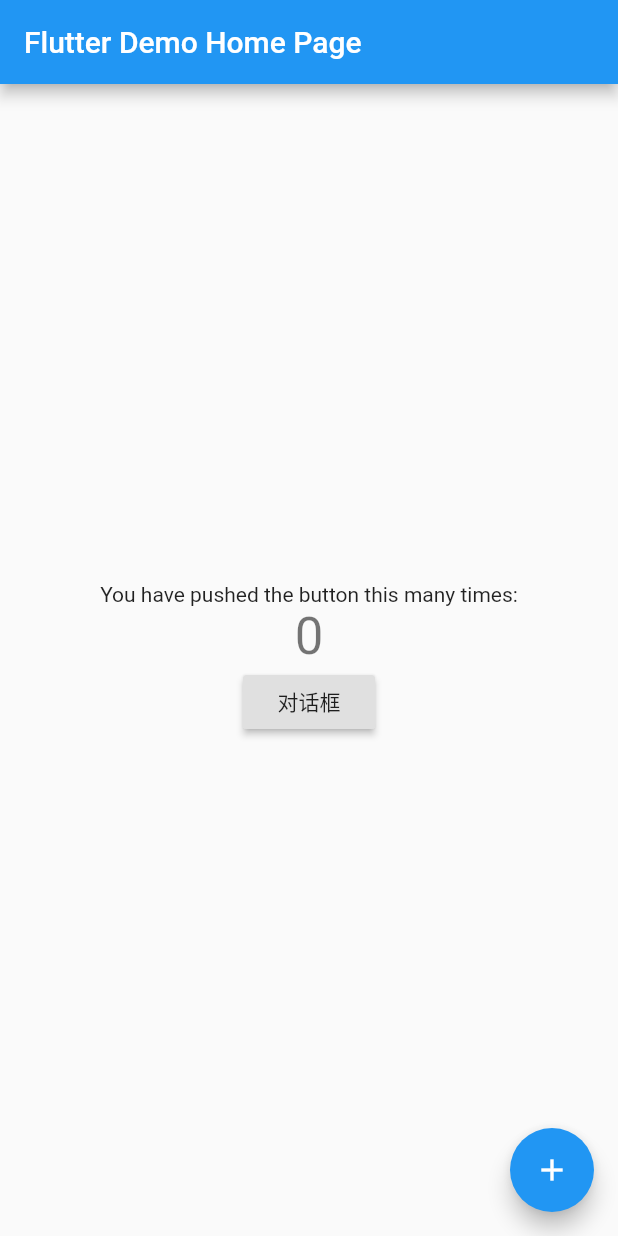
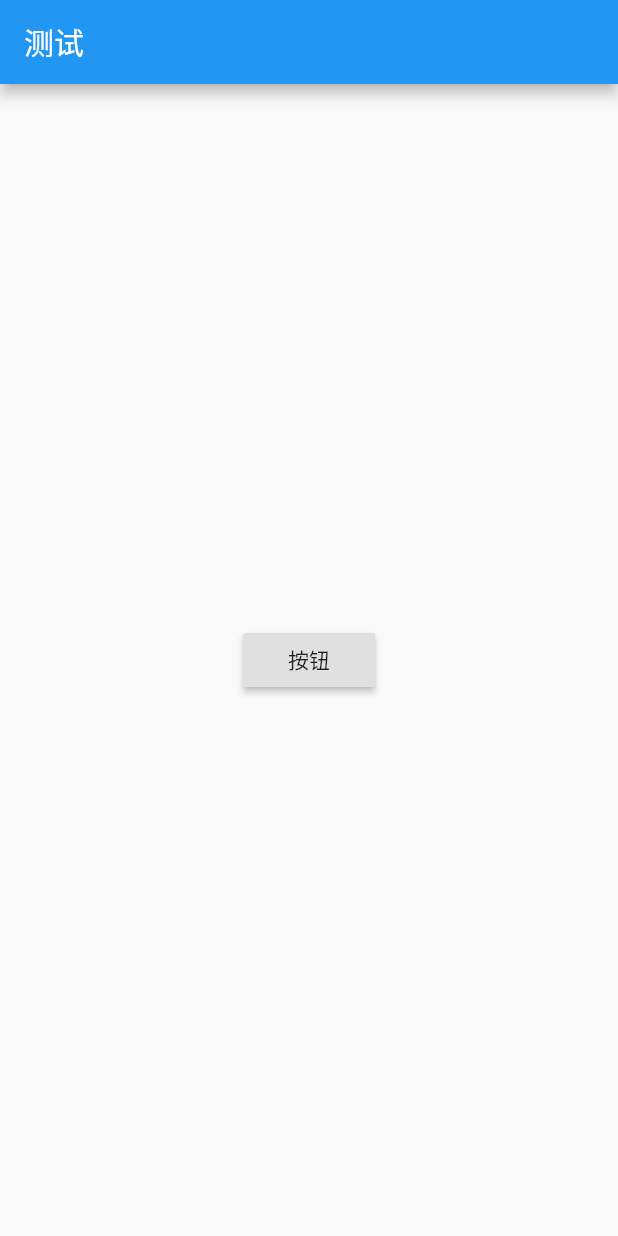
Before and after one commit to YeFei572/dialogDemo, a Flutter app: the screen it shows after launch, on a phone screen of 412 x 824 dp. Run offline on Flutter 3.47's test engine with Material 2 defaults, Android fonts, the phone set to English and light mode, and no system bars.

Commit message:
对话框列表实现完成

```diff
--- a/lib/main.dart
+++ b/lib/main.dart
@@ -5,104 +5,40 @@ import 'customer_dialog.dart';
 void main() => runApp(MyApp());
 
 class MyApp extends StatelessWidget {
-  // This widget is the root of your application.
   @override
   Widget build(BuildContext context) {
     return MaterialApp(
       title: 'Flutter Demo',
       theme: ThemeData(
-        // This is the theme of your application.
-        //
-        // Try running your application with "flutter run". You'll see the
-        // application has a blue toolbar. Then, without quitting the app, try
-        // changing the primarySwatch below to Colors.green and then invoke
-        // "hot reload" (press "r" in the console where you ran "flutter run",
-        // or simply save your changes to "hot reload" in a Flutter IDE).
-        // Notice that the counter didn't reset back to zero; the application
-        // is not restarted.
         primarySwatch: Colors.blue,
       ),
-      home: MyHomePage(title: 'Flutter Demo Home Page'),
+      home: Demo(),
     );
   }
 }
 
-class MyHomePage extends StatefulWidget {
-  MyHomePage({Key key, this.title}) : super(key: key);
-
-  // This widget is the home page of your application. It is stateful, meaning
-  // that it has a State object (defined below) that contains fields that affect
-  // how it looks.
-
-  // This class is the configuration for the state. It holds the values (in this
-  // case the title) provided by the parent (in this case the App widget) and
-  // used by the build method of the State. Fields in a Widget subclass are
-  // always marked "final".
-
-  final String title;
-
-  @override
-  _MyHomePageState createState() => _MyHomePageState();
-}
-
-class _MyHomePageState extends State<MyHomePage> {
-  int _counter = 0;
-
-  void _incrementCounter() {
-    setState(() {
-      // This call to setState tells the Flutter framework that something has
-      // changed in this State, which causes it to rerun the build method below
-      // so that the display can reflect the updated values. If we changed
-      // _counter without calling setState(), then the build method would not be
-      // called again, and so nothing would appear to happen.
-      _counter++;
-    });
-  }
-
+class Demo extends StatelessWidget {
   @override
   Widget build(BuildContext context) {
-    // This method is rerun every time setState is called, for instance as done
-    // by the _incrementCounter method above.
-    //
-    // The Flutter framework has been optimized to make rerunning build methods
-    // fast, so that you can just rebuild anything that needs updating rather
-    // than having to individually change instances of widgets.
     return Scaffold(
       appBar: AppBar(
-        // Here we take the value from the MyHomePage object that was created by
-        // the App.build method, and use it to set our appbar title.
-        title: Text(widget.title),
+        title: Text('测试'),
       ),
       body: Center(
-        // Center is a layout widget. It takes a single child and positions it
-        // in the middle of the parent.
-        child: Column(
-          mainAxisAlignment: MainAxisAlignment.center,
-          children: <Widget>[
-            Text(
-              'You have pushed the button this many times:',
-            ),
-            Text(
-              '$_counter',
-              style: Theme.of(context).textTheme.display1,
-            ),
-            RaisedButton(
-              onPressed: () {
-                print('狗');
-                showDialog(context: context, builder: (BuildContext context) {
-                  return CustomerDialog(text: '2321',);
-                });
+        child: RaisedButton(
+          onPressed: () {
+            showDialog(
+              context: context,
+              builder: (BuildContext context) {
+                return CustomerDialog(
+                  text: "123",
+                );
               },
-              child: Text('对话框'),
-            )
-          ],
+            );
+          },
+          child: Text('按钮'),
         ),
       ),
-      floatingActionButton: FloatingActionButton(
-        onPressed: _incrementCounter,
-        tooltip: 'Increment',
-        child: Icon(Icons.add),
-      ), // This trailing comma makes auto-formatting nicer for build methods.
     );
   }
 }
```
Also changed, not shown: lib/customer_dialog.dart (+92 -33 lines), lib/my_dialog_content.dart (added, +117 -0 lines), 1 other file.
